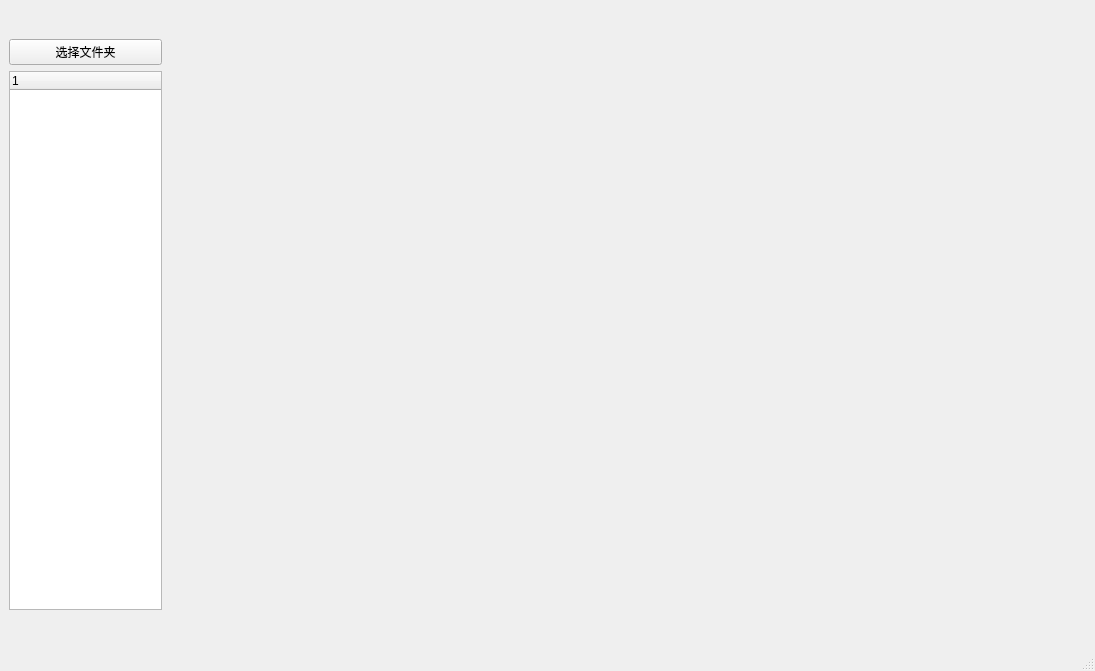
First picture: the form in ui/mainwidget.ui, repository lamborghini1993/FileCompare, before the edit.
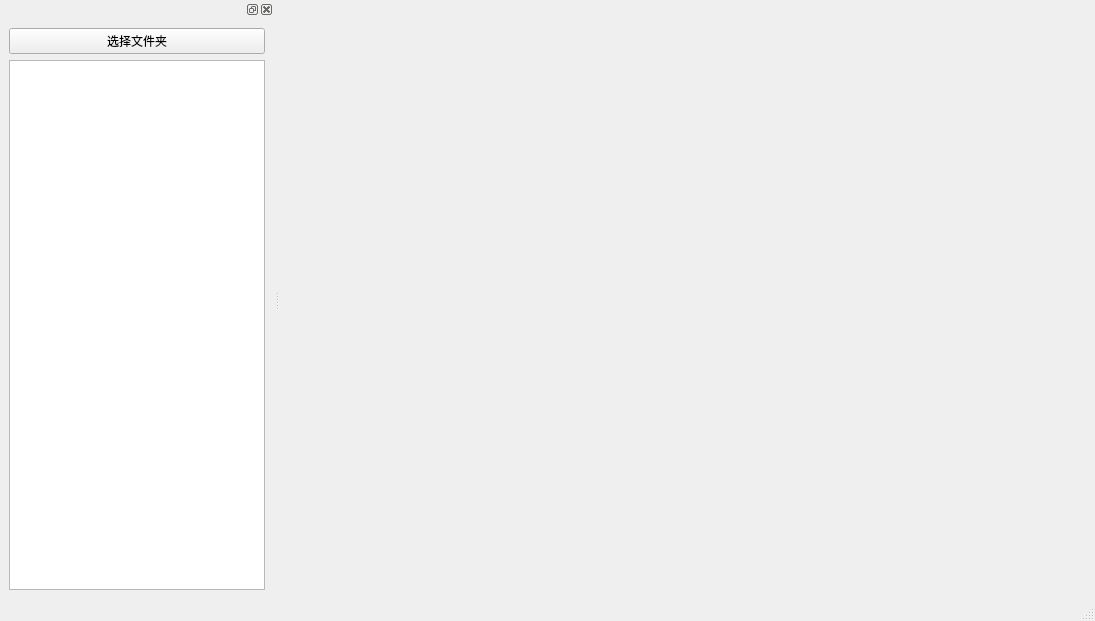
Second picture: the form after the edit.

The edit to the form file:
```diff
--- a/ui/mainwidget.ui
+++ b/ui/mainwidget.ui
@@ -7,60 +7,14 @@
     <x>0</x>
     <y>0</y>
     <width>1095</width>
-    <height>671</height>
+    <height>621</height>
    </rect>
   </property>
   <property name="windowTitle">
    <string>MainWindow</string>
   </property>
   <widget class="QWidget" name="centralwidget">
-   <layout class="QHBoxLayout" name="horizontalLayout_3" stretch="1,5,1">
-    <item>
-     <layout class="QVBoxLayout" name="verticalLayout" stretch="1,1,18,1">
-      <item>
-       <spacer name="verticalSpacer">
-        <property name="orientation">
-         <enum>Qt::Vertical</enum>
-        </property>
-        <property name="sizeHint" stdset="0">
-         <size>
-          <width>20</width>
-          <height>40</height>
-         </size>
-        </property>
-       </spacer>
-      </item>
-      <item>
-       <widget class="QPushButton" name="pushButton_ChooseDir">
-        <property name="text">
-         <string>选择文件夹</string>
-        </property>
-       </widget>
-      </item>
-      <item>
-       <widget class="QTreeWidget" name="treeWidget">
-        <column>
-         <property name="text">
-          <string notr="true">1</string>
-         </property>
-        </column>
-       </widget>
-      </item>
-      <item>
-       <spacer name="verticalSpacer_2">
-        <property name="orientation">
-         <enum>Qt::Vertical</enum>
-        </property>
-        <property name="sizeHint" stdset="0">
-         <size>
-          <width>20</width>
-          <height>40</height>
-         </size>
-        </property>
-       </spacer>
-      </item>
-     </layout>
-    </item>
+   <layout class="QHBoxLayout" name="horizontalLayout_3" stretch="5,1">
     <item>
      <layout class="QVBoxLayout" name="verticalLayout_2">
       <item>
@@ -90,6 +44,25 @@
    </property>
   </widget>
   <widget class="QStatusBar" name="statusbar"/>
+  <widget class="QDockWidget" name="dockWidget">
+   <attribute name="dockWidgetArea">
+    <number>1</number>
+   </attribute>
+   <widget class="QWidget" name="dockWidgetContents">
+    <layout class="QVBoxLayout" name="verticalLayout">
+     <item>
+      <widget class="QPushButton" name="pushButton_ChooseDir">
+       <property name="text">
+        <string>选择文件夹</string>
+       </property>
+      </widget>
+     </item>
+     <item>
+      <widget class="QTreeView" name="treeView"/>
+     </item>
+    </layout>
+   </widget>
+  </widget>
  </widget>
  <resources/>
  <connections/>
```
